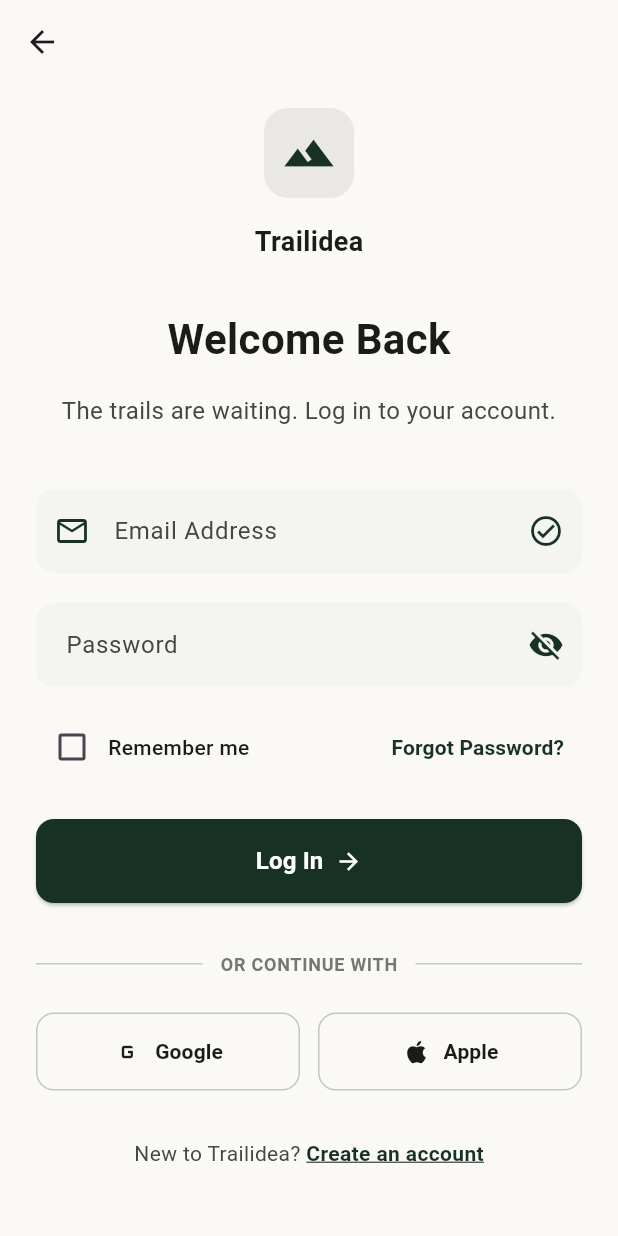
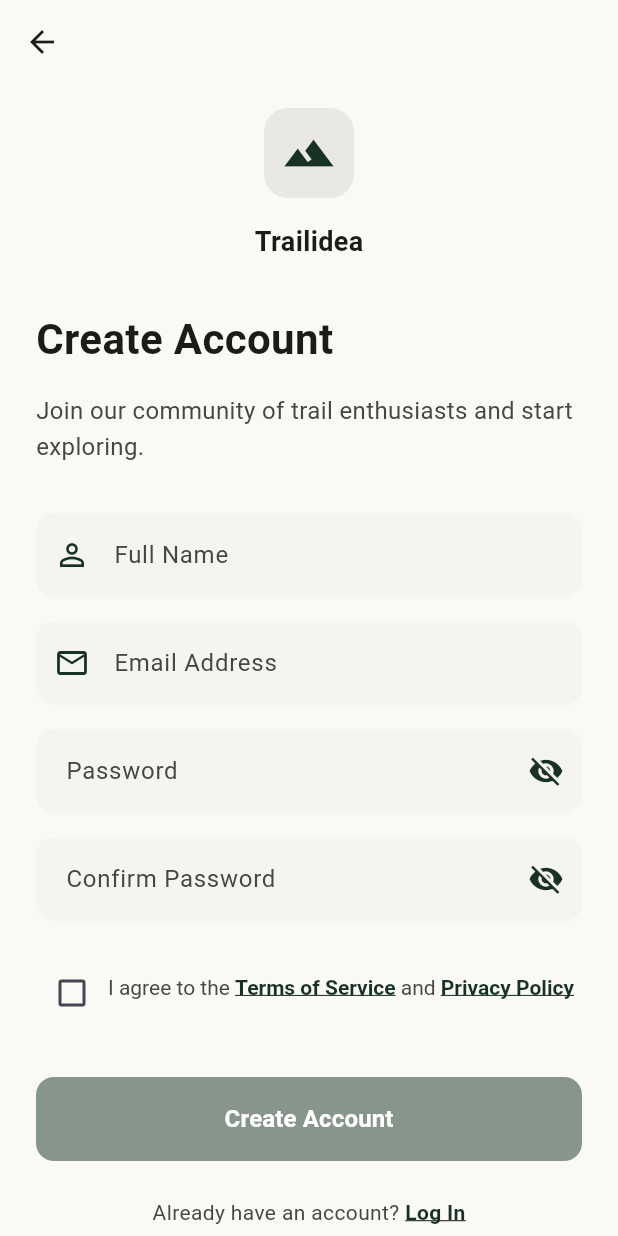
Before and after one commit to Trailidea/trailidea, a Flutter app: the LoginView screen opened by its route, after a tap on "Create an account", on a phone screen of 412 x 824 dp. Run offline on Flutter 3.47's test engine with Material 3 defaults, Android fonts, the phone set to English and light mode, and no system bars; Roboto replaces fonts that are missing (Plus Jakarta Sans).

Commit message:
Feat: Add RegisterView with UI components and navigation

```diff
--- a/lib/app.dart
+++ b/lib/app.dart
@@ -1,5 +1,6 @@
 import 'package:flutter/material.dart';
 import 'package:trailidea/views/login_view.dart';
+import 'package:trailidea/views/register_view.dart';
 import 'package:trailidea/views/splash_view.dart';
 import 'package:trailidea/views/onboarding_view.dart';
 
@@ -15,7 +16,7 @@
         '/': (context) => SplashView(),
         '/onboarding': (context) => OnboardingView(),
          '/login': (context) => LoginView(),
-        //  '/register': (context) => ()
+         '/register': (context) => RegisterView()
 
       },
     );
--- a/lib/views/register_view.dart
+++ b/lib/views/register_view.dart
@@ -0,0 +1,363 @@
+import 'package:flutter/material.dart';
+import 'login_view.dart';
+
+class RegisterView extends StatefulWidget {
+  const RegisterView({super.key});
+
+  @override
+  State<RegisterView> createState() => _RegisterViewState();
+}
+
+class _RegisterViewState extends State<RegisterView> {
+  final _nameController = TextEditingController();
+  final _emailController = TextEditingController();
+  final _passwordController = TextEditingController();
+  final _confirmPasswordController = TextEditingController();
+  bool _obscurePassword = true;
+  bool _obscureConfirmPassword = true;
+  bool _agreeToTerms = false;
+
+  @override
+  void dispose() {
+    _nameController.dispose();
+    _emailController.dispose();
+    _passwordController.dispose();
+    _confirmPasswordController.dispose();
+    super.dispose();
+  }
+
+  @override
+  Widget build(BuildContext context) {
+    return Scaffold(
+      backgroundColor: Color(0xFFFAF9F5),
+      appBar: AppBar(
+        backgroundColor: Color(0xFFFAF9F5),
+        elevation: 0,
+        leading: IconButton(
+          icon: Icon(Icons.arrow_back, color: Color(0xFF1b1c1a)),
+          onPressed: () => Navigator.push(
+            context,
+            MaterialPageRoute(builder: (_) => const LoginView()),
+          ),
+        ),
+      ),
+      body: SafeArea(
+        child: SingleChildScrollView(
+          child: Padding(
+            padding: EdgeInsets.symmetric(horizontal: 24, vertical: 16),
+            child: Column(
+              crossAxisAlignment: CrossAxisAlignment.start,
+              children: [
+                // Logo
+                Center(
+                  child: Container(
+                    width: 60,
+                    height: 60,
+                    decoration: BoxDecoration(
+                      color: Color(0xFFE9E8E4),
+                      borderRadius: BorderRadius.circular(16),
+                    ),
+                    child: Center(
+                      child: Icon(
+                        Icons.landscape,
+                        size: 36,
+                        color: Color(0xFF173124),
+                      ),
+                    ),
+                  ),
+                ),
+                SizedBox(height: 16),
+                Center(
+                  child: Text(
+                    'Trailidea',
+                    style: TextStyle(
+                      fontSize: 18,
+                      fontWeight: FontWeight.w600,
+                      color: Color(0xFF1b1c1a),
+                      fontFamily: 'Plus Jakarta Sans',
+                    ),
+                  ),
+                ),
+                SizedBox(height: 32),
+
+                // Create Account Title
+                Text(
+                  'Create Account',
+                  style: TextStyle(
+                    fontSize: 28,
+                    fontWeight: FontWeight.w700,
+                    color: Color(0xFF1b1c1a),
+                    fontFamily: 'Plus Jakarta Sans',
+                  ),
+                ),
+                SizedBox(height: 16),
+
+                // Subtitle
+                Text(
+                  'Join our community of trail enthusiasts and start exploring.',
+                  style: TextStyle(
+                    fontSize: 16,
+                    fontWeight: FontWeight.w400,
+                    color: Color(0xFF424844),
+                    fontFamily: 'Plus Jakarta Sans',
+                    height: 1.5,
+                  ),
+                ),
+                SizedBox(height: 32),
+
+                // Full Name Field
+                TextField(
+                  controller: _nameController,
+                  decoration: InputDecoration(
+                    hintText: 'Full Name',
+                    hintStyle: TextStyle(
+                      color: Color(0xFF424844),
+                      fontFamily: 'Plus Jakarta Sans',
+                    ),
+                    prefixIcon: Icon(
+                      Icons.person_outline,
+                      color: Color(0xFF173124),
+                    ),
+                    filled: true,
+                    fillColor: Color(0xFFF4F4F0),
+                    border: OutlineInputBorder(
+                      borderRadius: BorderRadius.circular(12),
+                      borderSide: BorderSide.none,
+                    ),
+                    contentPadding: EdgeInsets.symmetric(
+                      vertical: 16,
+                      horizontal: 16,
+                    ),
+                  ),
+                ),
+                SizedBox(height: 16),
+
+                // Email Field
+                TextField(
+                  controller: _emailController,
+                  decoration: InputDecoration(
+                    hintText: 'Email Address',
+                    hintStyle: TextStyle(
+                      color: Color(0xFF424844),
+                      fontFamily: 'Plus Jakarta Sans',
+                    ),
+                    prefixIcon: Icon(
+                      Icons.email_outlined,
+                      color: Color(0xFF173124),
+                    ),
+                    filled: true,
+                    fillColor: Color(0xFFF4F4F0),
+                    border: OutlineInputBorder(
+                      borderRadius: BorderRadius.circular(12),
+                      borderSide: BorderSide.none,
+                    ),
+                    contentPadding: EdgeInsets.symmetric(
+                      vertical: 16,
+                      horizontal: 16,
+                    ),
+                  ),
+                ),
+                SizedBox(height: 16),
+
+                // Password Field
+                TextField(
+                  controller: _passwordController,
+                  obscureText: _obscurePassword,
+                  decoration: InputDecoration(
+                    hintText: 'Password',
+                    hintStyle: TextStyle(
+                      color: Color(0xFF424844),
+                      fontFamily: 'Plus Jakarta Sans',
+                    ),
+                    filled: true,
+                    fillColor: Color(0xFFF4F4F0),
+                    border: OutlineInputBorder(
+                      borderRadius: BorderRadius.circular(12),
+                      borderSide: BorderSide.none,
+                    ),
+                    suffixIcon: IconButton(
+                      icon: Icon(
+                        _obscurePassword
+                            ? Icons.visibility_off
+                            : Icons.visibility,
+                        color: Color(0xFF173124),
+                      ),
+                      onPressed: () {
+                        setState(() {
+                          _obscurePassword = !_obscurePassword;
+                        });
+                      },
+                    ),
+                    contentPadding: EdgeInsets.symmetric(
+                      vertical: 16,
+                      horizontal: 16,
+                    ),
+                  ),
+                ),
+                SizedBox(height: 16),
+
+                // Confirm Password Field
+                TextField(
+                  controller: _confirmPasswordController,
+                  obscureText: _obscureConfirmPassword,
+                  decoration: InputDecoration(
+                    hintText: 'Confirm Password',
+                    hintStyle: TextStyle(
+                      color: Color(0xFF424844),
+                      fontFamily: 'Plus Jakarta Sans',
+                    ),
+                    filled: true,
+                    fillColor: Color(0xFFF4F4F0),
+                    border: OutlineInputBorder(
+                      borderRadius: BorderRadius.circular(12),
+                      borderSide: BorderSide.none,
+                    ),
+                    suffixIcon: IconButton(
+                      icon: Icon(
+                        _obscureConfirmPassword
+                            ? Icons.visibility_off
+                            : Icons.visibility,
+                        color: Color(0xFF173124),
+                      ),
+                      onPressed: () {
+                        setState(() {
+                          _obscureConfirmPassword = !_obscureConfirmPassword;
+                        });
+                      },
+                    ),
+                    contentPadding: EdgeInsets.symmetric(
+                      vertical: 16,
+                      horizontal: 16,
+                    ),
+                  ),
+                ),
+                SizedBox(height: 24),
+
+                // Terms & Conditions Checkbox
+                Row(
+                  crossAxisAlignment: CrossAxisAlignment.start,
+                  children: [
+                    Checkbox(
+                      value: _agreeToTerms,
+                      onChanged: (value) {
+                        setState(() {
+                          _agreeToTerms = value ?? false;
+                        });
+                      },
+                      activeColor: Color(0xFF173124),
+                    ),
+                    Expanded(
+                      child: Padding(
+                        padding: EdgeInsets.only(top: 12),
+                        child: RichText(
+                          text: TextSpan(
+                            text: 'I agree to the ',
+                            style: TextStyle(
+                              fontSize: 14,
+                              fontWeight: FontWeight.w400,
+                              color: Color(0xFF424844),
+                              fontFamily: 'Plus Jakarta Sans',
+                            ),
+                            children: [
+                              TextSpan(
+                                text: 'Terms of Service',
+                                style: TextStyle(
+                                  fontWeight: FontWeight.w600,
+                                  decoration: TextDecoration.underline,
+                                  color: Color(0xFF173124),
+                                ),
+                              ),
+                              TextSpan(text: ' and '),
+                              TextSpan(
+                                text: 'Privacy Policy',
+                                style: TextStyle(
+                                  fontWeight: FontWeight.w600,
+                                  decoration: TextDecoration.underline,
+                                  color: Color(0xFF173124),
+                                ),
+                              ),
+                            ],
+                          ),
+                        ),
+                      ),
+                    ),
+                  ],
+                ),
+                SizedBox(height: 32),
+
+                // Create Account Button
+                SizedBox(
+                  width: double.infinity,
+                  height: 56,
+                  child: ElevatedButton(
+                    onPressed: _agreeToTerms
+                        ? () {
+                            Navigator.pushReplacementNamed(
+                              context,
+                              '/dashboard',
+                            );
+                          }
+                        : null,
+                    style: ElevatedButton.styleFrom(
+                      backgroundColor: Color(0xFF173124),
+                      disabledBackgroundColor: Color(
+                        0xFF173124,
+                      ).withOpacity(0.5),
+                      shape: RoundedRectangleBorder(
+                        borderRadius: BorderRadius.circular(12),
+                      ),
+                    ),
+                    child: Text(
+                      'Create Account',
+                      style: TextStyle(
+                        fontSize: 16,
+                        fontWeight: FontWeight.w600,
+                        color: Colors.white,
+                        fontFamily: 'Plus Jakarta Sans',
+                      ),
+                    ),
+                  ),
+                ),
+                SizedBox(height: 24),
+
+                // Log In Link
+                Center(
+                  child: Row(
+                    mainAxisAlignment: MainAxisAlignment.center,
+                    children: [
+                      Text(
+                        'Already have an account? ',
+                        style: TextStyle(
+                          fontSize: 14,
+                          fontWeight: FontWeight.w400,
+                          color: Color(0xFF424844),
+                          fontFamily: 'Plus Jakarta Sans',
+                        ),
+                      ),
+                      GestureDetector(
+                        onTap: () {
+                          Navigator.pushReplacementNamed(context, '/login');
+                        },
+                        child: Text(
+                          'Log In',
+                          style: TextStyle(
+                            fontSize: 14,
+                            fontWeight: FontWeight.w700,
+                            color: Color(0xFF173124),
+                            fontFamily: 'Plus Jakarta Sans',
+                            decoration: TextDecoration.underline,
+                          ),
+                        ),
+                      ),
+                    ],
+                  ),
+                ),
+                SizedBox(height: 32),
+              ],
+            ),
+          ),
+        ),
+      ),
+    );
+  }
+}
```
